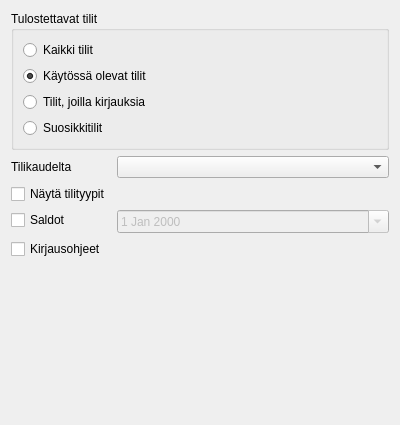
Before: the Qt Designer form kitupiikki/raportti/tilikarttaraportti.ui in artoh/kitupiikki, drawn with Qt 5.
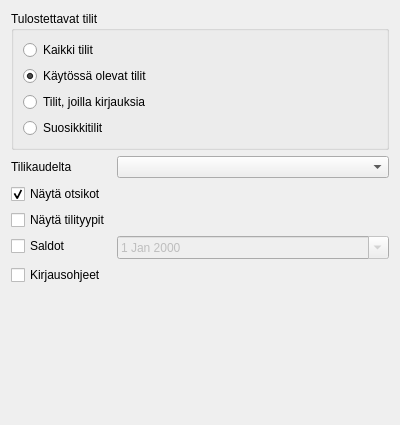
After: the same form once the commit is applied. Icons and pictures are not drawn.

Commit message: #336 Tilikartassa valittavissa tulostetaanko otsikot

Diff of the .ui file:
```diff
--- a/kitupiikki/raportti/tilikarttaraportti.ui
+++ b/kitupiikki/raportti/tilikarttaraportti.ui
@@ -88,7 +88,7 @@
      <item row="0" column="1">
       <widget class="QComboBox" name="tilikaudeltaCombo"/>
      </item>
-     <item row="1" column="0">
+     <item row="2" column="0">
       <widget class="QCheckBox" name="tilityypitCheck">
        <property name="text">
         <string>Näytä tilityypit</string>
@@ -99,7 +99,7 @@
        </property>
       </widget>
      </item>
-     <item row="2" column="0">
+     <item row="3" column="0">
       <widget class="QCheckBox" name="saldotCheck">
        <property name="text">
         <string>Saldot</string>
@@ -110,7 +110,7 @@
        </property>
       </widget>
      </item>
-     <item row="2" column="1">
+     <item row="3" column="1">
       <widget class="QDateEdit" name="saldotDate">
        <property name="enabled">
         <bool>false</bool>
@@ -120,7 +120,7 @@
        </property>
       </widget>
      </item>
-     <item row="3" column="0">
+     <item row="4" column="0">
       <widget class="QCheckBox" name="kirjausohjeet">
        <property name="text">
         <string>Kirjausohjeet</string>
@@ -131,6 +131,20 @@
        </property>
       </widget>
      </item>
+     <item row="1" column="0">
+      <widget class="QCheckBox" name="otsikotCheck">
+       <property name="text">
+        <string>Näytä otsikot</string>
+       </property>
+       <property name="icon">
+        <iconset resource="../pic/pic.qrc">
+         <normaloff>:/pic/lihavoi.png</normaloff>:/pic/lihavoi.png</iconset>
+       </property>
+       <property name="checked">
+        <bool>true</bool>
+       </property>
+      </widget>
+     </item>
     </layout>
    </item>
    <item>
```
The commit also changes 3 other files.
